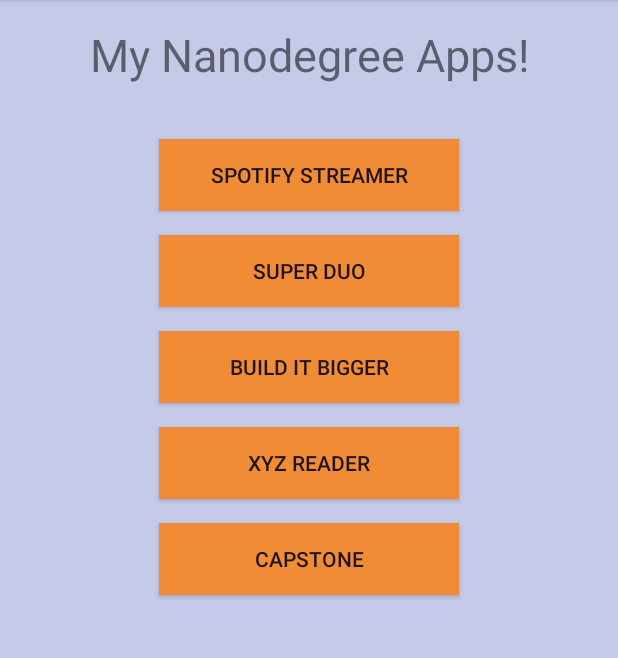
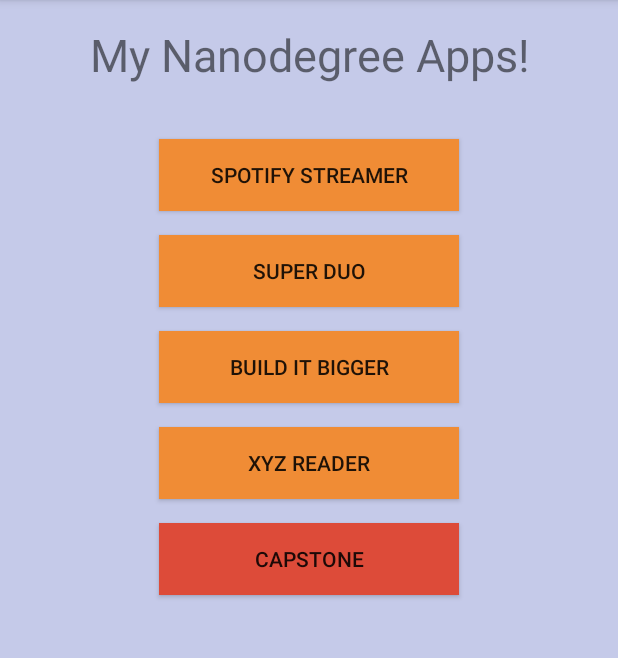
Before and after one commit to d1ndra/ND_P0, an Android app: the screen it shows after launch (MainActivity), on a phone screen of 412 x 824 dp, the part 84-742 px from its top. Run offline under Robolectric (Android 15) with nearby library versions, the phone set to English and light mode, and no system bars.

Commit message:
Added changes suggested by reviewer.

```diff
--- a/app/src/main/java/com/example/d1ndra/portfolio/MainActivityFragment.java
+++ b/app/src/main/java/com/example/d1ndra/portfolio/MainActivityFragment.java
@@ -70,7 +70,7 @@ public class MainActivityFragment extends Fragment {
             }
         });
 
-        Button b5 = (Button) rootview.findViewById(R.id.button5);
+        Button b5 = (Button) rootview.findViewById(R.id.capstone);
         b5.setOnClickListener(new View.OnClickListener(){
             public void onClick(View v) {
                 Context context = getActivity();
--- a/app/src/main/res/layout/fragment_main.xml
+++ b/app/src/main/res/layout/fragment_main.xml
@@ -1,7 +1,12 @@
+<ScrollView xmlns:android="http://schemas.android.com/apk/res/android"
+        android:layout_height="match_parent"
+        android:layout_width="match_parent"
+        android:fillViewport="true">
+
     <LinearLayout xmlns:android="http://schemas.android.com/apk/res/android"
             xmlns:tools="http://schemas.android.com/tools"
             android:layout_width="match_parent"
-    android:layout_height="match_parent"
+            android:layout_height="wrap_content"
             tools:showIn="@layout/activity_main"
             android:orientation="vertical"
             android:gravity="center_horizontal"
@@ -9,7 +14,7 @@
 
             <TextView
                 android:text="@string/title"
-        android:textSize="30dp"
+                android:textSize="30sp"
                 android:layout_margin="@dimen/activity_vertical_margin"
                 android:gravity="center"
                 android:layout_width="wrap_content"
@@ -17,45 +22,26 @@
                 android:paddingBottom="20dp"/>
 
             <Button
-        android:layout_width="200dp"
-        android:layout_height="wrap_content"
                 android:text="@string/app_1"
                 android:id="@+id/button1"
-        android:gravity="center"
-        android:background="@color/orange"
-        android:layout_marginBottom="@dimen/activity_vertical_margin"
-        />
+                style="@style/AppButton"/>
             <Button
-        android:layout_width="200dp"
-        android:layout_height="wrap_content"
                 android:text="@string/app_2"
                 android:id="@+id/button2"
-        android:gravity="center"
-        android:background="@color/orange"
-        android:layout_marginBottom="@dimen/activity_vertical_margin"/>
+                style="@style/AppButton"/>
             <Button
-        android:layout_width="200dp"
-        android:layout_height="wrap_content"
                 android:text="@string/app_3"
                 android:id="@+id/button3"
-        android:gravity="center"
-        android:background="@color/orange"
-        android:layout_marginBottom="@dimen/activity_vertical_margin"/>
+                style="@style/AppButton"/>
             <Button
-        android:layout_width="200dp"
-        android:layout_height="wrap_content"
                 android:text="@string/app_4"
                 android:id="@+id/button4"
-        android:gravity="center"
-        android:background="@color/orange"
-        android:layout_marginBottom="@dimen/activity_vertical_margin"/>
+                style="@style/AppButton"/>
             <Button
-        android:layout_width="200dp"
-        android:layout_height="wrap_content"
                 android:text="@string/app_5"
-        android:id="@+id/button5"
-        android:gravity="center"
-        android:background="@color/orange"
-        android:layout_marginBottom="@dimen/activity_vertical_margin"/>
-
+                android:id="@+id/capstone"
+                style="@style/AppButton"
+                android:background="@color/red"
+                />
     </LinearLayout>
+</ScrollView>
--- a/app/src/main/res/values/colors.xml
+++ b/app/src/main/res/values/colors.xml
@@ -5,4 +5,5 @@
     <color name="colorAccent">#FF4081</color>
     <color name="orange">#F08C35</color>
     <color name="fragment_back">#C5CAE9</color>
+    <color name="red">#dd4b39</color>
 </resources>
--- a/app/src/main/res/values/styles.xml
+++ b/app/src/main/res/values/styles.xml
@@ -13,5 +13,12 @@
     </style>
     <style name="AppTheme.AppBarOverlay" parent="ThemeOverlay.AppCompat.Dark.ActionBar" />
     <style name="AppTheme.PopupOverlay" parent="ThemeOverlay.AppCompat.Light" />
+    <style name="AppButton">
+        <item name="android:layout_width">200dp</item>
+        <item name="android:layout_height">wrap_content</item>
+        <item name="android:gravity">center</item>
+        <item name="android:background">@color/orange</item>
+        <item name="android:layout_marginBottom">@dimen/activity_vertical_margin</item>
+    </style>
 
 </resources>
```
Lines whose indentation alone changed are shown as unchanged.
